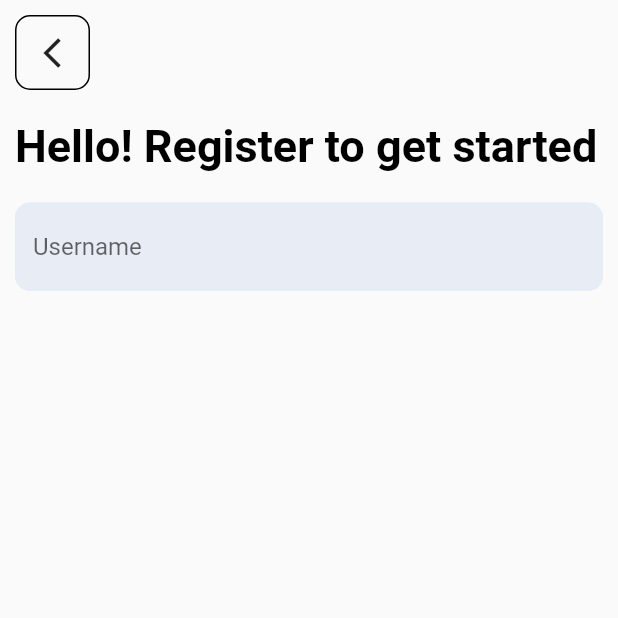
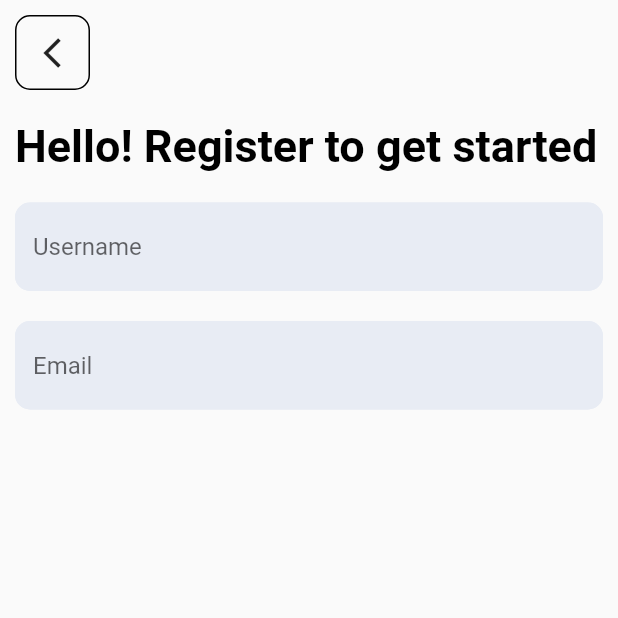
Before and after one commit to garaadamiin/firebaseapp, a Flutter app: the SigUpScreen screen opened directly, on a phone screen of 412 x 824 dp, the top half of it. Run offline on Flutter 3.47's test engine with Material 2 defaults, Android fonts, the phone set to English and light mode, and no system bars; our stand-ins replace font_awesome_flutter.

Commit message:
add signup Screen email textfield

```diff
--- a/lib/screens/signup_screen.dart
+++ b/lib/screens/signup_screen.dart
@@ -11,6 +11,7 @@ class SigUpScreen extends StatefulWidget {
 
 class _SigUpScreenState extends State<SigUpScreen> {
   TextEditingController _usernamelController = TextEditingController();
+  TextEditingController _emailController = TextEditingController();
 
   @override
   Widget build(BuildContext context) {
@@ -52,6 +53,11 @@ class _SigUpScreenState extends State<SigUpScreen> {
                 hintText: "Username",
                 isPassword: false,
               ),
+              CustomizedTextfield(
+                myController: _emailController,
+                hintText: "Email",
+                isPassword: false,
+              ),
             ],
           ),
         ),
```
